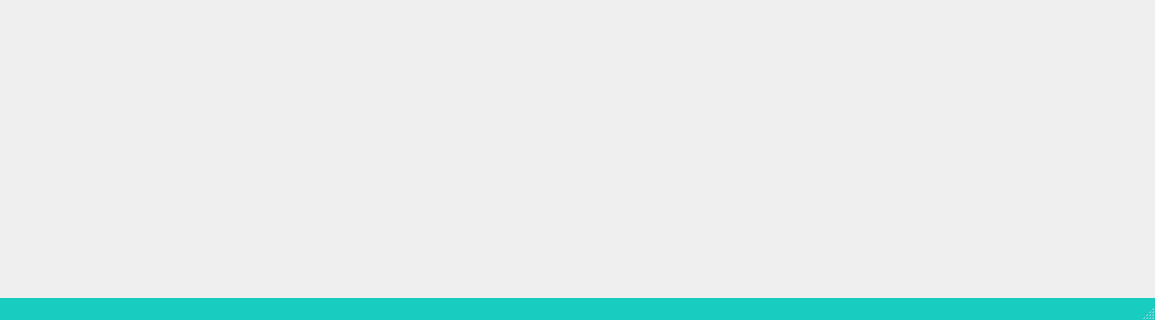
jkjkil4/ExamSysTeacher, file mainwindow.ui: the form before one commit; both pictures show x 0 to 1155 and y 345 to 665 of the 1155 by 665 pixel window.
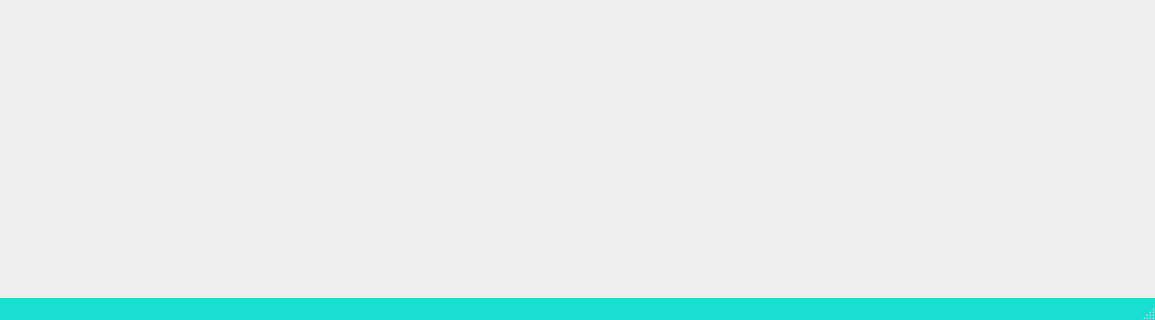
The form after the commit.

Diff of the .ui file:
```diff
--- a/mainwindow.ui
+++ b/mainwindow.ui
@@ -48,7 +48,7 @@
   <widget class="QStatusBar" name="statusbar">
    <property name="styleSheet">
     <string notr="true">QStatusBar{
-	background-color: rgb(24, 204, 192);
+	background-color: rgb(26, 222, 209);
 }</string>
    </property>
   </widget>
```
